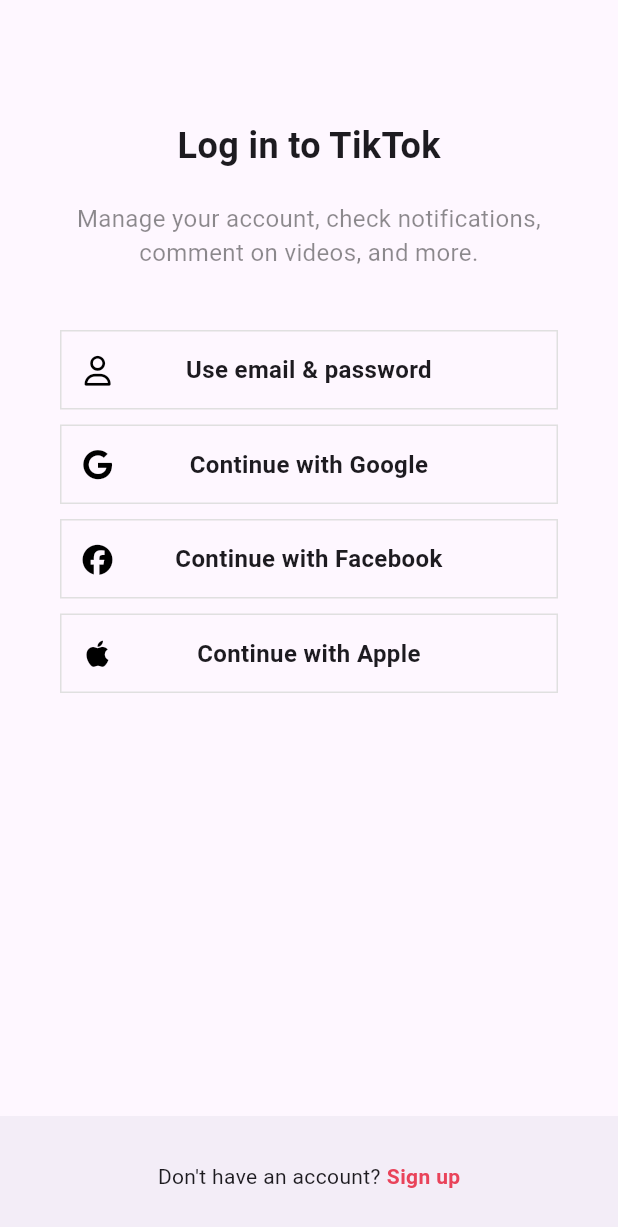
After one commit to AbletonPilot/tiktok_clone, a Flutter app: the screen it shows after launch, after a tap on "Log in", on a phone screen of 412 x 824 dp. The commit adds this screen. Shown: the top 1227 px of the screen. Run offline on Flutter 3.47's test engine with Material 3 defaults, Android fonts, the phone set to English and light mode, and no system bars; our stand-ins replace font_awesome_flutter.

Commit message:
finish sign up, sign in screen UI

```diff
--- /dev/null
+++ b/lib/features/authentication/login_screen.dart
@@ -0,0 +1,82 @@
+import 'package:flutter/material.dart';
+import 'package:font_awesome_flutter/font_awesome_flutter.dart';
+import 'package:tiktok_clone/constants/gaps.dart';
+import 'package:tiktok_clone/constants/sizes.dart';
+import 'package:tiktok_clone/features/authentication/widgets/auth_botton.dart';
+
+class LoginScreen extends StatelessWidget {
+  const LoginScreen({super.key});
+
+  void onSignUpTap(BuildContext context) {
+    // Navigate to sign-up screen
+    Navigator.of(context).pop();
+  }
+
+  @override
+  Widget build(BuildContext context) {
+    return Scaffold(
+      body: SafeArea(
+        child: Padding(
+          padding: const EdgeInsets.symmetric(horizontal: Sizes.size40),
+          child: Column(
+            children: const [
+              Gaps.v80,
+              Text(
+                "Log in to TikTok",
+                style: TextStyle(
+                  fontSize: Sizes.size24,
+                  fontWeight: FontWeight.bold,
+                ),
+              ),
+              Gaps.v20,
+              Text(
+                "Manage your account, check notifications, comment on videos, and more.",
+                style: TextStyle(fontSize: Sizes.size16, color: Colors.black45),
+                textAlign: TextAlign.center,
+              ),
+              Gaps.v40,
+              AuthBotton(
+                icon: FaIcon(FontAwesomeIcons.user),
+                text: "Use email & password",
+              ),
+              Gaps.v10,
+              AuthBotton(
+                icon: FaIcon(FontAwesomeIcons.google),
+                text: "Continue with Google",
+              ),
+              Gaps.v10,
+              AuthBotton(
+                icon: FaIcon(FontAwesomeIcons.facebook),
+                text: "Continue with Facebook",
+              ),
+              Gaps.v10,
+              AuthBotton(
+                icon: FaIcon(FontAwesomeIcons.apple),
+                text: "Continue with Apple",
+              ),
+            ],
+          ),
+        ),
+      ),
+      bottomNavigationBar: BottomAppBar(
+        child: Row(
+          mainAxisAlignment: MainAxisAlignment.center,
+          children: [
+            Text("Don't have an account?"),
+            Gaps.h4,
+            GestureDetector(
+              onTap: () => onSignUpTap(context),
+              child: Text(
+                "Sign up",
+                style: TextStyle(
+                  color: Theme.of(context).primaryColor,
+                  fontWeight: FontWeight.bold,
+                ),
+              ),
+            ),
+          ],
+        ),
+      ),
+    );
+  }
+}
--- /dev/null
+++ b/lib/features/authentication/sign_up_screen.dart
@@ -0,0 +1,85 @@
+import 'package:flutter/material.dart';
+import 'package:font_awesome_flutter/font_awesome_flutter.dart';
+import 'package:tiktok_clone/constants/gaps.dart';
+import 'package:tiktok_clone/constants/sizes.dart';
+import 'package:tiktok_clone/features/authentication/login_screen.dart';
+import 'package:tiktok_clone/features/authentication/widgets/auth_botton.dart';
+
+class SignUpScreen extends StatelessWidget {
+  const SignUpScreen({super.key});
+
+  void onLoginTap(BuildContext context) {
+    // Navigate to login screen
+    Navigator.of(
+      context,
+    ).push(MaterialPageRoute(builder: (context) => const LoginScreen()));
+  }
+
+  @override
+  Widget build(BuildContext context) {
+    return Scaffold(
+      body: SafeArea(
+        child: Padding(
+          padding: const EdgeInsets.symmetric(horizontal: Sizes.size40),
+          child: Column(
+            children: const [
+              Gaps.v80,
+              Text(
+                "Sign up for TikTok",
+                style: TextStyle(
+                  fontSize: Sizes.size24,
+                  fontWeight: FontWeight.bold,
+                ),
+              ),
+              Gaps.v20,
+              Text(
+                "Create a profile, follow other accounts, make your own videos, and more.",
+                style: TextStyle(fontSize: Sizes.size16, color: Colors.black45),
+                textAlign: TextAlign.center,
+              ),
+              Gaps.v40,
+              AuthBotton(
+                icon: FaIcon(FontAwesomeIcons.user),
+                text: "Use email & password",
+              ),
+              Gaps.v10,
+              AuthBotton(
+                icon: FaIcon(FontAwesomeIcons.google),
+                text: "Continue with Google",
+              ),
+              Gaps.v10,
+              AuthBotton(
+                icon: FaIcon(FontAwesomeIcons.facebook),
+                text: "Continue with Facebook",
+              ),
+              Gaps.v10,
+              AuthBotton(
+                icon: FaIcon(FontAwesomeIcons.apple),
+                text: "Continue with Apple",
+              ),
+            ],
+          ),
+        ),
+      ),
+      bottomNavigationBar: BottomAppBar(
+        child: Row(
+          mainAxisAlignment: MainAxisAlignment.center,
+          children: [
+            Text("Already have an account?"),
+            Gaps.h4,
+            GestureDetector(
+              onTap: () => onLoginTap(context),
+              child: Text(
+                "Log in",
+                style: TextStyle(
+                  color: Theme.of(context).primaryColor,
+                  fontWeight: FontWeight.bold,
+                ),
+              ),
+            ),
+          ],
+        ),
+      ),
+    );
+  }
+}
--- /dev/null
+++ b/lib/features/authentication/widgets/auth_botton.dart
@@ -0,0 +1,40 @@
+import 'package:flutter/material.dart';
+import 'package:font_awesome_flutter/font_awesome_flutter.dart';
+import 'package:tiktok_clone/constants/sizes.dart';
+
+class AuthBotton extends StatelessWidget {
+  final String text;
+  final FaIcon icon;
+
+  const AuthBotton({super.key, required this.text, required this.icon});
+
+  @override
+  Widget build(BuildContext context) {
+    return FractionallySizedBox(
+      widthFactor: 1,
+      child: Container(
+        padding: EdgeInsets.all(Sizes.size14),
+        decoration: BoxDecoration(
+          border: Border.all(color: Colors.grey.shade300, width: Sizes.size1),
+        ),
+        child: Stack(
+          alignment: Alignment.center,
+          children: [
+            Align(
+              alignment: Alignment.centerLeft,
+              child: Icon(icon.icon, size: Sizes.size20, color: Colors.black),
+            ),
+            Text(
+              text,
+              style: TextStyle(
+                fontSize: Sizes.size16,
+                fontWeight: FontWeight.bold,
+              ),
+              textAlign: TextAlign.center,
+            ),
+          ],
+        ),
+      ),
+    );
+  }
+}
--- a/lib/main.dart
+++ b/lib/main.dart
@@ -1,5 +1,5 @@
 import 'package:flutter/material.dart';
-import 'package:tiktok_clone/screens/sign_up/sign_up_screen.dart';
+import 'package:tiktok_clone/features/authentication/sign_up_screen.dart';
 
 void main() {
   runApp(const TikTokApp());
--- a/lib/screens/sign_up/sign_up_screen.dart
+++ /dev/null
@@ -1,52 +0,0 @@
-import 'package:flutter/material.dart';
-import 'package:tiktok_clone/constants/gaps.dart';
-import 'package:tiktok_clone/constants/sizes.dart';
-
-class SignUpScreen extends StatelessWidget {
-  const SignUpScreen({super.key});
-
-  @override
-  Widget build(BuildContext context) {
-    return Scaffold(
-      body: SafeArea(
-        child: Padding(
-          padding: const EdgeInsets.symmetric(horizontal: Sizes.size40),
-          child: Column(
-            children: const [
-              Gaps.v80,
-              Text(
-                "Sign up for TikTok",
-                style: TextStyle(
-                  fontSize: Sizes.size24,
-                  fontWeight: FontWeight.bold,
-                ),
-              ),
-              Gaps.v20,
-              Text(
-                "Create a profile, follow other accounts, make your own videos, and more.",
-                style: TextStyle(fontSize: Sizes.size16, color: Colors.black45),
-                textAlign: TextAlign.center,
-              ),
-            ],
-          ),
-        ),
-      ),
-      bottomNavigationBar: BottomAppBar(
-        child: Row(
-          mainAxisAlignment: MainAxisAlignment.center,
-          children: [
-            Text("Already have an account?"),
-            Gaps.h4,
-            Text(
-              "Log in",
-              style: TextStyle(
-                color: Theme.of(context).primaryColor,
-                fontWeight: FontWeight.bold,
-              ),
-            ),
-          ],
-        ),
-      ),
-    );
-  }
-}
--- a/pubspec.yaml
+++ b/pubspec.yaml
@@ -34,6 +34,7 @@ dependencies:
   # The following adds the Cupertino Icons font to your application.
   # Use with the CupertinoIcons class for iOS style icons.
   cupertino_icons: ^1.0.8
+  font_awesome_flutter: ^10.8.0
 
 dev_dependencies:
   flutter_test:
```
Also changed, not shown: pubspec.lock.
